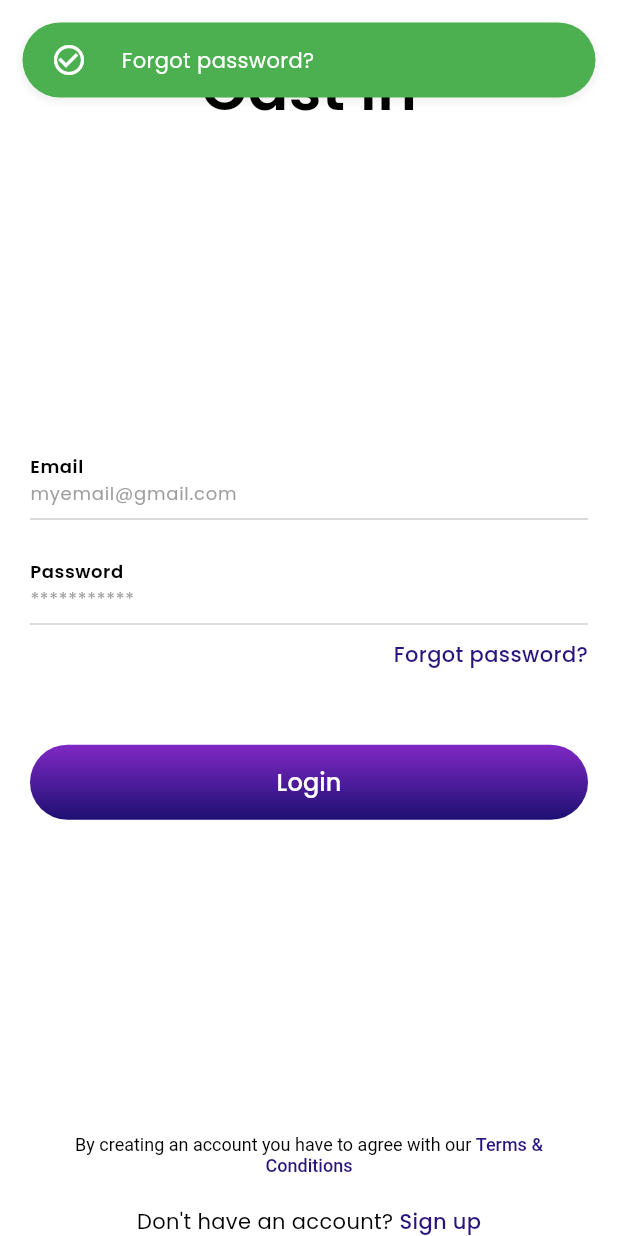
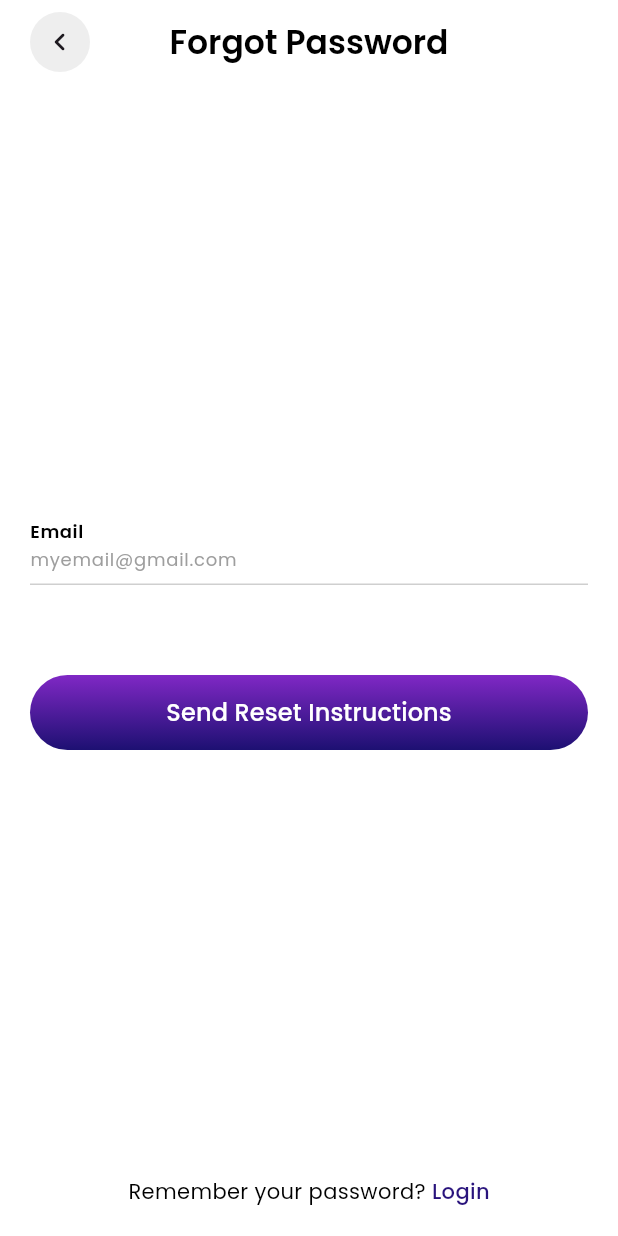
Before and after one commit to ELASHMAWYDEV/cast-in, a Flutter app: the screen it shows after launch, after a tap on "Forgot password?", on a phone screen of 412 x 824 dp. Run offline on Flutter 3.47's test engine with Material 3 defaults, Android fonts, the light colour scheme and no system bars; drawn by our look-alikes of flutter_form_builder; our stand-ins replace dotted_border, form_builder_validators, get, image_picker, pinput, shared_preferences and 1 more; accounts and stored records are empty.

Commit message:
supabase is setup, integrated login & reset password

```diff
--- a/lib/main.dart
+++ b/lib/main.dart
@@ -1,11 +1,13 @@
 import 'package:cast_in/services/localization_service.dart';
 import 'package:cast_in/services/storage_service.dart';
+import 'package:cast_in/services/supabase_service.dart';
 import 'package:cast_in/utils/app_router.dart';
 import 'package:cast_in/utils/app_translations.dart';
 import 'package:cast_in/utils/constants.dart';
 import 'package:cast_in/utils/style.dart';
 import 'package:flutter/material.dart';
 import 'package:get/get.dart';
+import 'package:supabase_flutter/supabase_flutter.dart';
 
 void main() async {
   WidgetsFlutterBinding.ensureInitialized();
@@ -16,6 +18,7 @@ void main() async {
 Future<void> initServices() async {
   await Get.putAsync(() => StorageService.init(), permanent: true);
   Get.put(LocalizationService.init(), permanent: true);
+  await Get.putAsync(() => SupabaseService.init(), permanent: true);
 }
 
 class MyApp extends StatefulWidget {
--- /dev/null
+++ b/lib/services/supabase_service.dart
@@ -0,0 +1,134 @@
+import 'package:get/get.dart';
+import 'package:supabase_flutter/supabase_flutter.dart';
+import 'package:cast_in/utils/helpers.dart';
+
+class SupabaseService extends GetxService {
+  SupabaseService(this._client);
+
+  late final SupabaseClient _client;
+  SupabaseClient get client => _client;
+
+  // Auth state
+  final Rx<User?> _user = Rx<User?>(null);
+  User? get user => _user.value;
+
+  static Future<SupabaseService> init() async {
+    await Supabase.initialize(
+      url: 'https://bwolquhldszmuhqasacn.supabase.co',
+      anonKey:
+          'eyJhbGciOiJIUzI1NiIsInR5cCI6IkpXVCJ9.eyJpc3MiOiJzdXBhYmFzZSIsInJlZiI6ImJ3b2xxdWhsZHN6bXVocWFzYWNuIiwicm9sZSI6ImFub24iLCJpYXQiOjE3MzUzMTEwMjYsImV4cCI6MjA1MDg4NzAyNn0.BHJhYFfj5NS9exdjdkz_cWx-KquNXb-wRMxUvQ09Uk8',
+    );
+    return SupabaseService(Supabase.instance.client);
+  }
+
+  @override
+  void onInit() {
+    super.onInit();
+    _initAuthListener();
+  }
+
+  void _initAuthListener() {
+    _client.auth.onAuthStateChange.listen((data) {
+      final AuthChangeEvent event = data.event;
+      final Session? session = data.session;
+
+      switch (event) {
+        case AuthChangeEvent.signedIn:
+          _user.value = session?.user;
+          Helpers.appDebugger('User signed in: ${_user.value?.email}');
+          break;
+        case AuthChangeEvent.signedOut:
+          _user.value = null;
+          Helpers.appDebugger('User signed out');
+          break;
+        case AuthChangeEvent.userUpdated:
+          _user.value = session?.user;
+          Helpers.appDebugger('User updated: ${_user.value?.email}');
+          break;
+        default:
+          break;
+      }
+    });
+  }
+
+  // Sign up with user data from signup form
+  Future<void> signUp({
+    required String fullName,
+    required String username,
+    required String password,
+    required String phoneNumber,
+    required String country,
+    required String city,
+  }) async {
+    try {
+      await _client.auth.signUp(
+        phone: phoneNumber,
+        password: password,
+        data: {
+          'full_name': fullName,
+          'user_name': username,
+          'country': country,
+          'city': city,
+        },
+      );
+    } catch (e) {
+      Helpers.appDebugger('Error signing up', error: e);
+      rethrow;
+    }
+  }
+
+  // Sign in with email and password
+  Future<void> signIn({
+    required String email,
+    required String password,
+  }) async {
+    try {
+      await _client.auth.signInWithPassword(
+        email: email,
+        password: password,
+      );
+    } catch (e) {
+      Helpers.appDebugger('Error signing in', error: e);
+      rethrow;
+    }
+  }
+
+  // Sign out
+  Future<void> signOut() async {
+    try {
+      await _client.auth.signOut();
+    } catch (e) {
+      Helpers.appDebugger('Error signing out', error: e);
+      rethrow;
+    }
+  }
+
+  // Reset password
+  Future<void> resetPassword(String email) async {
+    try {
+      await _client.auth.resetPasswordForEmail(email);
+    } catch (e) {
+      Helpers.appDebugger('Error resetting password', error: e);
+      rethrow;
+    }
+  }
+
+  // Update user profile
+  Future<void> updateProfile({
+    String? username,
+    String? avatarUrl,
+  }) async {
+    try {
+      final UserAttributes userAttributes = UserAttributes(
+        data: {
+          if (username != null) 'username': username,
+          if (avatarUrl != null) 'avatar_url': avatarUrl,
+        },
+      );
+      await _client.auth.updateUser(userAttributes);
+    } catch (e) {
+      Helpers.appDebugger('Error updating profile', error: e);
+      rethrow;
+    }
+  }
+}
--- a/lib/ui/components/main_button.dart
+++ b/lib/ui/components/main_button.dart
@@ -3,29 +3,55 @@ import 'package:flutter/material.dart';
 
 enum ButtonType { primary, outline }
 
-class MainButton extends StatelessWidget {
-  const MainButton(
-      {super.key,
-      required this.onPressed,
-      this.onLongPress,
-      required this.title,
-      this.fullWidth = false,
-      this.buttonType = ButtonType.primary});
+class MainButton extends StatefulWidget {
+  const MainButton({
+    super.key,
+    required this.onPressed,
+    this.onLongPress,
+    required this.title,
+    this.fullWidth = false,
+    this.buttonType = ButtonType.primary,
+  });
 
-  final VoidCallback onPressed;
+  final Function() onPressed;
   final VoidCallback? onLongPress;
   final String title;
   final bool fullWidth;
   final ButtonType buttonType;
 
   @override
+  State<MainButton> createState() => _MainButtonState();
+}
+
+class _MainButtonState extends State<MainButton> {
+  bool _isLoading = false;
+
+  Future<void> _handlePress() async {
+    if (_isLoading) return;
+
+    setState(() {
+      _isLoading = true;
+    });
+
+    try {
+      await widget.onPressed();
+    } finally {
+      if (mounted) {
+        setState(() {
+          _isLoading = false;
+        });
+      }
+    }
+  }
+
+  @override
   Widget build(BuildContext context) {
     return Container(
-      width: fullWidth ? double.infinity : null,
+      width: widget.fullWidth ? double.infinity : null,
       decoration: BoxDecoration(
-        color: buttonType == ButtonType.primary ? null : Colors.transparent,
-        border: Border.all(color: buttonType == ButtonType.outline ? AppStyle.primaryColor : Colors.transparent),
-        gradient: buttonType == ButtonType.outline
+        color: widget.buttonType == ButtonType.primary ? null : Colors.transparent,
+        border: Border.all(color: widget.buttonType == ButtonType.outline ? AppStyle.primaryColor : Colors.transparent),
+        gradient: widget.buttonType == ButtonType.outline
             ? null
             : LinearGradient(
                 colors: [AppStyle.primaryColor, AppStyle.secondaryColor],
@@ -35,17 +61,28 @@ class MainButton extends StatelessWidget {
         borderRadius: BorderRadius.circular(50),
       ),
       child: ElevatedButton(
-          onPressed: onPressed,
-          onLongPress: onLongPress,
+          onPressed: _handlePress,
+          onLongPress: widget.onLongPress,
           style: ButtonStyle(
-            backgroundColor: WidgetStatePropertyAll(Colors.transparent),
-            shadowColor: WidgetStatePropertyAll(Colors.transparent),
-            padding: WidgetStatePropertyAll(EdgeInsets.symmetric(vertical: 12, horizontal: 50)),
+            backgroundColor: const WidgetStatePropertyAll(Colors.transparent),
+            shadowColor: const WidgetStatePropertyAll(Colors.transparent),
+            padding: const WidgetStatePropertyAll(EdgeInsets.symmetric(vertical: 12, horizontal: 50)),
             shape: WidgetStatePropertyAll(RoundedRectangleBorder(borderRadius: BorderRadius.circular(50))),
           ),
-          child: Text(title,
-              style: AppStyle.buttonTextStyle.copyWith(
-                  color: buttonType == ButtonType.outline ? AppStyle.primaryColor : AppStyle.primaryBgColor))),
+          child: _isLoading
+              ? SizedBox(
+                  height: 20,
+                  width: 20,
+                  child: CircularProgressIndicator(
+                    strokeWidth: 2,
+                    valueColor: AlwaysStoppedAnimation<Color>(
+                        widget.buttonType == ButtonType.outline ? AppStyle.primaryColor : AppStyle.primaryBgColor),
+                  ),
+                )
+              : Text(widget.title,
+                  style: AppStyle.buttonTextStyle.copyWith(
+                      color:
+                          widget.buttonType == ButtonType.outline ? AppStyle.primaryColor : AppStyle.primaryBgColor))),
     );
   }
 }
--- a/lib/ui/screens/auth/forgot_password/forgot_password_controller.dart
+++ b/lib/ui/screens/auth/forgot_password/forgot_password_controller.dart
@@ -0,0 +1,25 @@
+import 'package:cast_in/ui/common/app_snackbar.dart';
+import 'package:cast_in/utils/helpers.dart';
+import 'package:flutter/material.dart';
+import 'package:flutter_form_builder/flutter_form_builder.dart';
+import 'package:get/get.dart';
+import 'package:cast_in/services/supabase_service.dart';
+
+class ForgotPasswordController extends GetxController {
+  final formKey = GlobalKey<FormBuilderState>();
+  final _supabaseService = Get.find<SupabaseService>();
+
+  Future<void> sendResetInstructions() async {
+    try {
+      if (!formKey.currentState!.validate()) return;
+      formKey.currentState!.save();
+      final email = formKey.currentState!.value['email'] as String;
+      await _supabaseService.resetPassword(email);
+      Get.back();
+      AppSnackbar.showSuccess(message: 'Reset instructions sent to your email');
+    } catch (e) {
+      Helpers.appDebugger('Error sending reset instructions', error: e);
+      AppSnackbar.showError(message: 'Failed to send reset instructions');
+    }
+  }
+}
--- a/lib/ui/screens/auth/forgot_password/forgot_password_screen.dart
+++ b/lib/ui/screens/auth/forgot_password/forgot_password_screen.dart
@@ -0,0 +1,84 @@
+import 'package:cast_in/ui/common/app_snackbar.dart';
+import 'package:cast_in/ui/common/custom_appbar.dart';
+import 'package:cast_in/ui/components/form/input_field.dart';
+import 'package:cast_in/ui/components/main_button.dart';
+import 'package:cast_in/ui/screens/auth/forgot_password/forgot_password_controller.dart';
+import 'package:cast_in/utils/app_router.dart';
+import 'package:cast_in/utils/style.dart';
+import 'package:flutter/material.dart';
+import 'package:flutter_form_builder/flutter_form_builder.dart';
+import 'package:form_builder_validators/form_builder_validators.dart';
+import 'package:get/get.dart';
+
+class ForgotPasswordScreen extends StatelessWidget {
+  ForgotPasswordScreen({super.key});
+
+  final ForgotPasswordController controller = Get.put(ForgotPasswordController());
+
+  @override
+  Widget build(BuildContext context) {
+    return GetBuilder<ForgotPasswordController>(
+      builder: (_) => Scaffold(
+        appBar: CustomAppBar(
+          title: 'Forgot Password',
+          isBackBtnEnabled: true,
+        ),
+        body: SafeArea(
+          child: Padding(
+            padding: const EdgeInsets.symmetric(horizontal: 20),
+            child: Column(
+              mainAxisAlignment: MainAxisAlignment.spaceBetween,
+              children: [
+                SizedBox.shrink(),
+                FormBuilder(
+                  key: controller.formKey,
+                  child: Column(
+                    spacing: 20,
+                    children: [
+                      InputField(
+                        name: 'email',
+                        labelText: "Email",
+                        hintText: 'myemail@gmail.com',
+                        validator: FormBuilderValidators.compose([
+                          FormBuilderValidators.required(errorText: "Email is required"),
+                          FormBuilderValidators.email(errorText: "Email is not valid"),
+                        ]),
+                      ),
+                      SizedBox(height: 20),
+                      MainButton(
+                        onPressed: controller.sendResetInstructions,
+                        title: 'Send Reset Instructions',
+                        fullWidth: true,
+                      ),
+                    ],
+                  ),
+                ),
+                Column(
+                  children: [
+                    Row(
+                      mainAxisAlignment: MainAxisAlignment.center,
+                      children: [
+                        Text(
+                          "Remember your password? ",
+                          style: AppStyle.bodyTextStyle2,
+                        ),
+                        GestureDetector(
+                          onTap: () => Get.back(),
+                          child: Text(
+                            'Login',
+                            style: AppStyle.textButtonTextStyle,
+                          ),
+                        ),
+                      ],
+                    ),
+                    SizedBox(height: 20),
+                  ],
+                ),
+              ],
+            ),
+          ),
+        ),
+      ),
+    );
+  }
+}
--- a/lib/ui/screens/auth/login/login_screen.dart
+++ b/lib/ui/screens/auth/login/login_screen.dart
@@ -58,9 +58,7 @@ class LoginScreen extends StatelessWidget {
                                         [FormBuilderValidators.required(errorText: "Password is required")]),
                                   ),
                                   GestureDetector(
-                                    onTap: () => AppSnackbar.showSuccess(
-                                      message: "Forgot password?",
-                                    ),
+                                    onTap: () => Get.toNamed(AppRouter.FORGOT_PASSWORD),
                                     child: Padding(
                                       padding: const EdgeInsets.only(top: 10),
                                       child: Text(
--- a/lib/ui/screens/auth/signup/signup_controller.dart
+++ b/lib/ui/screens/auth/signup/signup_controller.dart
@@ -12,6 +12,6 @@ class SignupController extends GetxController {
       _formKey.currentState!.save();
     }
 
-    Get.toNamed(AppRouter.VERIFICATION);
+    Get.toNamed(AppRouter.OTP);
   }
 }
--- a/lib/ui/screens/auth/verification/verification_controller.dart
+++ b/lib/ui/screens/auth/verification/otp_controller.dart
@@ -2,7 +2,7 @@ import 'package:cast_in/ui/common/app_snackbar.dart';
 import 'package:flutter/material.dart';
 import 'package:get/get.dart';
 
-class VerificationController extends GetxController {
+class OtpController extends GetxController {
   final pinController = TextEditingController();
   RxBool isLoading = false.obs;
   RxString timer = '0:09'.obs;
--- a/lib/utils/app_router.dart
+++ b/lib/utils/app_router.dart
@@ -1,7 +1,8 @@
+import 'package:cast_in/ui/screens/auth/forgot_password/forgot_password_screen.dart';
 import 'package:cast_in/ui/screens/auth/login/login_screen.dart';
 import 'package:cast_in/ui/screens/auth/profession/profession_screen.dart';
 import 'package:cast_in/ui/screens/auth/signup/signup_screen.dart';
-import 'package:cast_in/ui/screens/auth/verification/verification_screen.dart';
+import 'package:cast_in/ui/screens/auth/verification/otp_screen.dart';
 import 'package:cast_in/ui/screens/main_layout/main_screen.dart';
 import 'package:cast_in/ui/screens/notifications/notifications_screen.dart';
 import 'package:cast_in/ui/screens/post_details/post_details_screen.dart';
@@ -14,8 +15,9 @@ abstract class AppRouter {
   // Routes
   static const SPLASH = '/splash';
   static const LOGIN = '/auth/login';
+  static const FORGOT_PASSWORD = '/auth/forgot-password';
   static const SIGNUP = '/auth/signup';
-  static const VERIFICATION = '/auth/verification';
+  static const OTP = '/auth/otp';
   static const PROFESSION = '/auth/profession';
   static const MAINLAYOUT = '/main';
   static const POST_DETAILS = '/main/post-details';
@@ -39,8 +41,12 @@ abstract class AppRouter {
           page: () => SignupScreen(),
         ),
         GetPage(
-          name: VERIFICATION,
-          page: () => VerificationScreen(),
+          name: FORGOT_PASSWORD,
+          page: () => ForgotPasswordScreen(),
+        ),
+        GetPage(
+          name: OTP,
+          page: () => OtpScreen(),
         ),
         GetPage(
           name: PROFESSION,
--- a/pubspec.yaml
+++ b/pubspec.yaml
@@ -16,7 +16,7 @@ publish_to: "none" # Remove this line if you wish to publish to pub.dev
 # https://developer.apple.com/library/archive/documentation/General/Reference/InfoPlistKeyReference/Articles/CoreFoundationKeys.html
 # In Windows, build-name is used as the major, minor, and patch parts
 # of the product and file versions while build-number is used as the build suffix.
-version: 0.0.1+1
+version: 0.0.1+2
 
 environment:
   sdk: ^3.5.3
@@ -42,6 +42,7 @@ dependencies:
   dotted_border: ^2.1.0
   pinput: ^5.0.0
   image_picker: ^1.1.2
+  supabase_flutter: ^2.8.2
 
 dev_dependencies:
   flutter_test:
```
Also changed, not shown: lib/ui/screens/auth/login/login_controller.dart (+17 -6 lines), lib/ui/screens/auth/verification/otp_screen.dart (renamed from lib/ui/screens/auth/verification/verification_screen.dart, +4 -4 lines), lib/ui/screens/auth/otp/otp_controller.dart (deleted), lib/ui/screens/auth/otp/otp_screen.dart (deleted), pubspec.lock, 8 other files.
